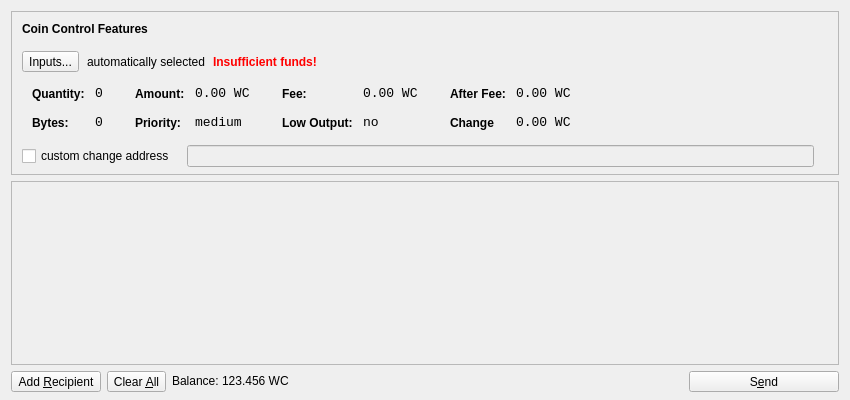
Above: src/qt/forms/sendcoinsdialog.ui from evilgenieent/Whitecoin before the change. Below: the same form after it.
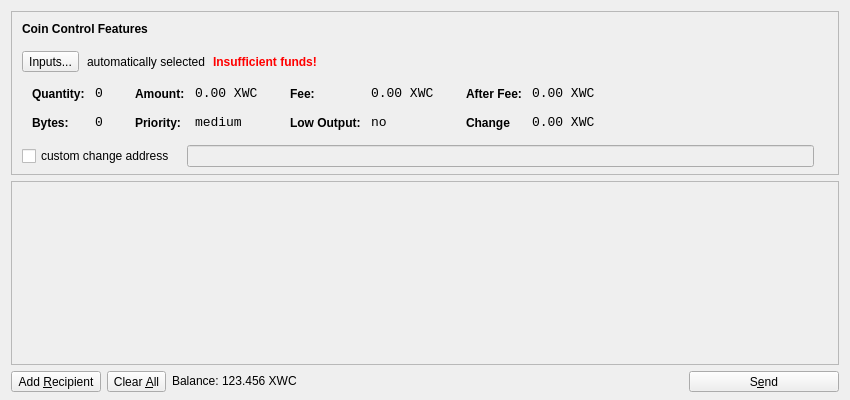
That is the form after the change. Icons and pictures are not drawn.

Diff of the .ui file:
```diff
--- a/src/qt/forms/sendcoinsdialog.ui
+++ b/src/qt/forms/sendcoinsdialog.ui
@@ -330,7 +330,7 @@
                   <enum>Qt::ActionsContextMenu</enum>
                  </property>
                  <property name="text">
-                  <string>0.00 WC</string>
+                  <string>0.00 XWC</string>
                  </property>
                  <property name="textInteractionFlags">
                   <set>Qt::LinksAccessibleByMouse|Qt::TextSelectableByKeyboard|Qt::TextSelectableByMouse</set>
@@ -416,7 +416,7 @@
                   <enum>Qt::ActionsContextMenu</enum>
                  </property>
                  <property name="text">
-                  <string>0.00 WC</string>
+                  <string>0.00 XWC</string>
                  </property>
                  <property name="textInteractionFlags">
                   <set>Qt::LinksAccessibleByMouse|Qt::TextSelectableByKeyboard|Qt::TextSelectableByMouse</set>
@@ -502,7 +502,7 @@
                   <enum>Qt::ActionsContextMenu</enum>
                  </property>
                  <property name="text">
-                  <string>0.00 WC</string>
+                  <string>0.00 XWC</string>
                  </property>
                  <property name="textInteractionFlags">
                   <set>Qt::LinksAccessibleByMouse|Qt::TextSelectableByKeyboard|Qt::TextSelectableByMouse</set>
@@ -534,7 +534,7 @@
                   <enum>Qt::ActionsContextMenu</enum>
                  </property>
                  <property name="text">
-                  <string>0.00 WC</string>
+                  <string>0.00 XWC</string>
                  </property>
                  <property name="textInteractionFlags">
                   <set>Qt::LinksAccessibleByMouse|Qt::TextSelectableByKeyboard|Qt::TextSelectableByMouse</set>
@@ -730,7 +730,7 @@
           <cursorShape>IBeamCursor</cursorShape>
          </property>
          <property name="text">
-          <string>123.456 WC</string>
+          <string>123.456 XWC</string>
          </property>
          <property name="textInteractionFlags">
           <set>Qt::LinksAccessibleByMouse|Qt::TextSelectableByKeyboard|Qt::TextSelectableByMouse</set>
```
